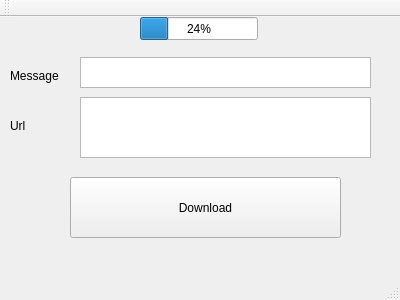
Old version of the form mainwindow.ui in the repository sultanko/cpp2014.
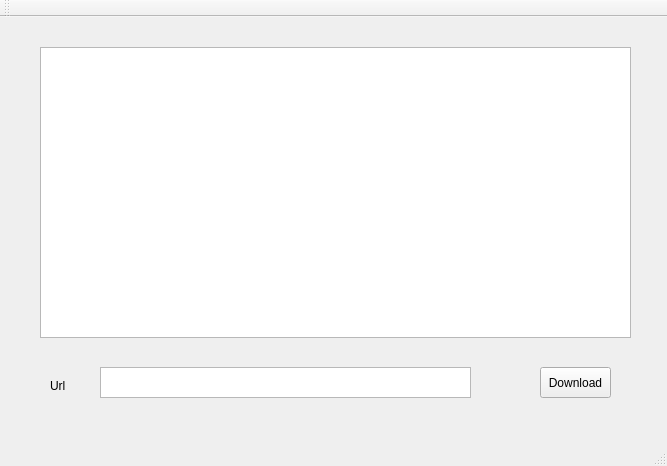
New version of the form.

```diff
--- a/mainwindow.ui
+++ b/mainwindow.ui
@@ -6,8 +6,8 @@
    <rect>
     <x>0</x>
     <y>0</y>
-    <width>400</width>
-    <height>300</height>
+    <width>667</width>
+    <height>466</height>
    </rect>
   </property>
   <property name="windowTitle">
@@ -17,42 +17,32 @@
    <widget class="QTextEdit" name="textEdit">
     <property name="geometry">
      <rect>
-      <x>80</x>
-      <y>80</y>
-      <width>291</width>
-      <height>61</height>
+      <x>100</x>
+      <y>350</y>
+      <width>371</width>
+      <height>31</height>
      </rect>
     </property>
    </widget>
    <widget class="QPushButton" name="pushButton">
     <property name="geometry">
      <rect>
-      <x>70</x>
-      <y>160</y>
-      <width>271</width>
-      <height>61</height>
+      <x>540</x>
+      <y>350</y>
+      <width>71</width>
+      <height>31</height>
      </rect>
     </property>
     <property name="text">
      <string>Download</string>
     </property>
    </widget>
-   <widget class="QTextBrowser" name="textBrowser">
-    <property name="geometry">
-     <rect>
-      <x>80</x>
-      <y>40</y>
-      <width>291</width>
-      <height>31</height>
-     </rect>
-    </property>
-   </widget>
    <widget class="QLabel" name="label">
     <property name="geometry">
      <rect>
-      <x>10</x>
-      <y>100</y>
-      <width>67</width>
+      <x>50</x>
+      <y>360</y>
+      <width>31</width>
       <height>17</height>
      </rect>
     </property>
@@ -60,30 +50,14 @@
      <string>Url</string>
     </property>
    </widget>
-   <widget class="QLabel" name="label_2">
+   <widget class="QListWidget" name="listWidget">
     <property name="geometry">
      <rect>
-      <x>10</x>
-      <y>50</y>
-      <width>67</width>
-      <height>17</height>
+      <x>40</x>
+      <y>30</y>
+      <width>591</width>
+      <height>291</height>
      </rect>
-    </property>
-    <property name="text">
-     <string>Message</string>
-    </property>
-   </widget>
-   <widget class="QProgressBar" name="progressBar">
-    <property name="geometry">
-     <rect>
-      <x>140</x>
-      <y>0</y>
-      <width>118</width>
-      <height>23</height>
-     </rect>
-    </property>
-    <property name="value">
-     <number>24</number>
     </property>
    </widget>
   </widget>
```
Left out of the diff: 2 changed lines with no effect on the pictures.
